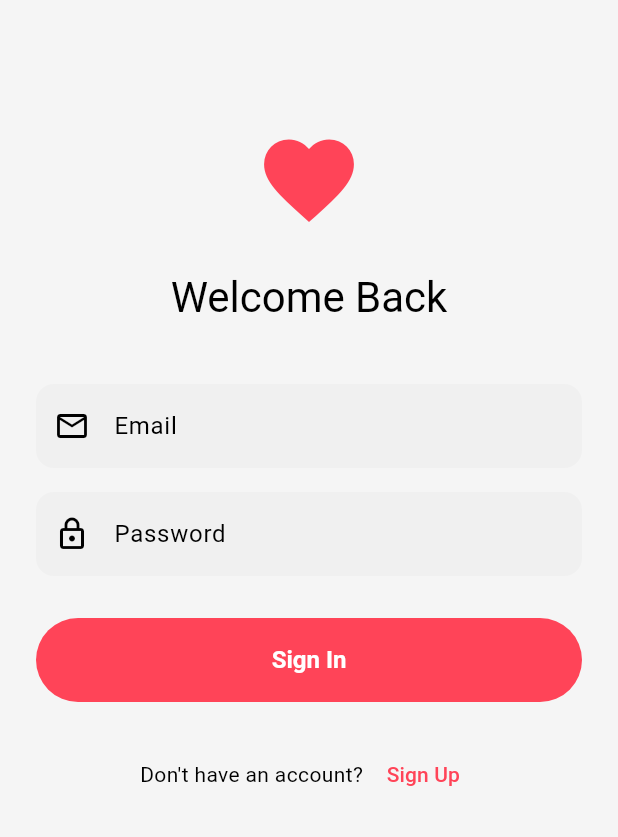
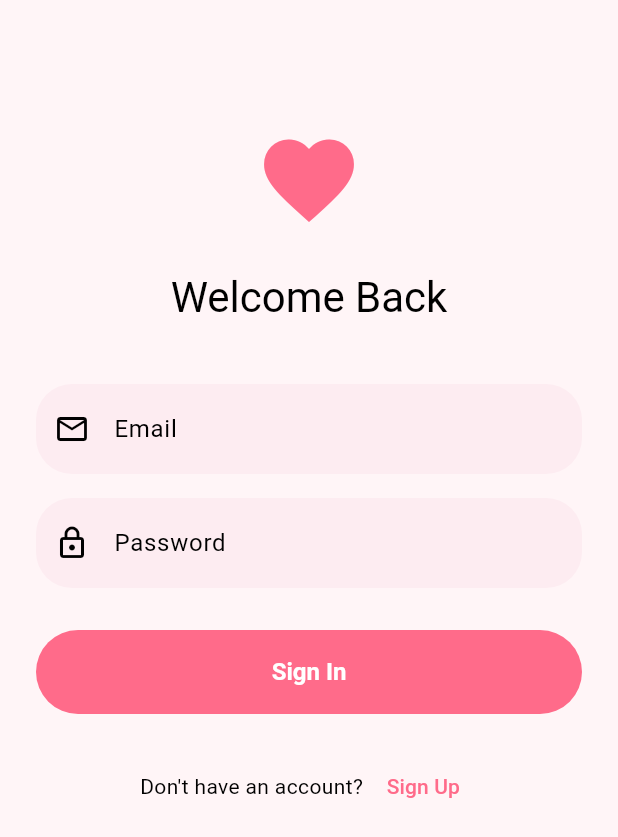
Before and after one commit to luiseluise0619-wq/liketin, a Flutter app: the screen it shows after launch, on a phone screen of 412 x 824 dp. Shown: the top 837 px of the screen. Run offline on Flutter 3.47's test engine with Material 3 defaults, Android fonts, the phone set to English and light mode, and no system bars; our stand-ins replace cached_network_image, equatable, flutter_bloc, flutter_secure_storage, image_picker, socket_io_client.

Commit message:
Restyle app theme with a cute pastel look
Softens the visual identity: coral-rose primary with lavender/mint/honey
pastel accents, warm cream-pink grounds, larger corner radii, soft tinted
shadows, rounded pill buttons and chips, and playful navigation styling in
both light and dark themes.

Co-Authored-By: Claude Opus 4.8 <noreply@anthropic.com>
Claude-Session: https://claude.ai/code/session_01DZjK82pJeFsgbU3UFZCUPf

```diff
--- a/frontend/lib/core/theme/app_theme.dart
+++ b/frontend/lib/core/theme/app_theme.dart
@@ -1,58 +1,85 @@
 import 'package:flutter/material.dart';
 
-/// Central color palette. Tinder-like red primary with a teal accent.
+/// Cute, soft palette — warm coral + pastel lavender/mint accents, cream
+/// backgrounds, rounded everything. Designed to feel friendly and playful.
 class AppColors {
-  static const Color primary = Color(0xFFFF4458);
-  static const Color primaryDark = Color(0xFFE03A4C);
-  static const Color primaryLight = Color(0xFFFF6B7A);
-  static const Color secondary = Color(0xFF2B2B2B);
-  static const Color accent = Color(0xFF00D4AA);
+  static const Color primary = Color(0xFFFF6B8A); // soft coral rose
+  static const Color primaryDark = Color(0xFFF25478);
+  static const Color primaryLight = Color(0xFFFFA6BC);
 
-  static const Color background = Color(0xFFF5F5F5);
-  static const Color backgroundDark = Color(0xFF121212);
+  static const Color lavender = Color(0xFFC4B5FD);
+  static const Color mint = Color(0xFF7EE0C3);
+  static const Color peach = Color(0xFFFFC7A8);
+  static const Color sunny = Color(0xFFFFD86E);
+  static const Color accent = mint;
+
+  static const Color background = Color(0xFFFFF5F7); // warm cream-pink
+  static const Color backgroundDark = Color(0xFF1B1620);
   static const Color surface = Colors.white;
-  static const Color surfaceDark = Color(0xFF1E1E1E);
+  static const Color surfaceDark = Color(0xFF272029);
 
-  static const Color textPrimary = Color(0xFF212121);
-  static const Color textSecondary = Color(0xFF757575);
-  static const Color textPrimaryDark = Color(0xFFE0E0E0);
-  static const Color textSecondaryDark = Color(0xFF9E9E9E);
+  static const Color textPrimary = Color(0xFF4A424C);
+  static const Color textSecondary = Color(0xFF9B8F9E);
+  static const Color textPrimaryDark = Color(0xFFF0E9F2);
+  static const Color textSecondaryDark = Color(0xFFB6A9BC);
 
-  static const Color success = Color(0xFF4CAF50);
-  static const Color warning = Color(0xFFFFA726);
-  static const Color error = Color(0xFFE53935);
+  static const Color success = Color(0xFF5FD0A6);
+  static const Color warning = Color(0xFFFFC24B);
+  static const Color error = Color(0xFFFF7A90);
 
   static const LinearGradient primaryGradient = LinearGradient(
-    colors: [Color(0xFFFF4458), Color(0xFFFF6B7A)],
+    colors: [Color(0xFFFF8AA8), Color(0xFFFF6B8A)],
+    begin: Alignment.topLeft,
+    end: Alignment.bottomRight,
+  );
+
+  // Soft dreamy gradient for splash / hero areas.
+  static const LinearGradient dreamGradient = LinearGradient(
+    colors: [Color(0xFFFFB5C8), Color(0xFFC4B5FD)],
     begin: Alignment.topLeft,
     end: Alignment.bottomRight,
   );
 }
 
 class AppTheme {
+  static const double _radius = 24;
+
   static InputDecorationTheme _inputTheme(Color fill) => InputDecorationTheme(
         filled: true,
         fillColor: fill,
+        floatingLabelStyle: const TextStyle(color: AppColors.primary),
         border: OutlineInputBorder(
-          borderRadius: BorderRadius.circular(12),
+          borderRadius: BorderRadius.circular(_radius),
+          borderSide: BorderSide.none,
+        ),
+        enabledBorder: OutlineInputBorder(
+          borderRadius: BorderRadius.circular(_radius),
           borderSide: BorderSide.none,
         ),
         focusedBorder: OutlineInputBorder(
-          borderRadius: BorderRadius.circular(12),
+          borderRadius: BorderRadius.circular(_radius),
           borderSide: const BorderSide(color: AppColors.primary, width: 2),
         ),
-        contentPadding: const EdgeInsets.symmetric(horizontal: 16, vertical: 16),
+        contentPadding: const EdgeInsets.symmetric(horizontal: 20, vertical: 18),
       );
 
   static ElevatedButtonThemeData get _buttonTheme => ElevatedButtonThemeData(
         style: ElevatedButton.styleFrom(
           backgroundColor: AppColors.primary,
           foregroundColor: Colors.white,
-          elevation: 0,
+          elevation: 3,
+          shadowColor: AppColors.primary.withOpacity(0.4),
           padding: const EdgeInsets.symmetric(horizontal: 32, vertical: 16),
           shape: RoundedRectangleBorder(borderRadius: BorderRadius.circular(30)),
-          textStyle: const TextStyle(fontSize: 16, fontWeight: FontWeight.w600),
+          textStyle: const TextStyle(fontSize: 16, fontWeight: FontWeight.w700),
         ),
+      );
+
+  static ChipThemeData get _chipTheme => ChipThemeData(
+        backgroundColor: AppColors.primary.withOpacity(0.10),
+        labelStyle: const TextStyle(color: AppColors.primaryDark, fontWeight: FontWeight.w600),
+        side: BorderSide.none,
+        shape: RoundedRectangleBorder(borderRadius: BorderRadius.circular(20)),
       );
 
   static ThemeData lightTheme() => ThemeData(
@@ -62,13 +89,38 @@ class AppTheme {
         scaffoldBackgroundColor: AppColors.background,
         colorScheme: const ColorScheme.light(
           primary: AppColors.primary,
-          secondary: AppColors.accent,
+          secondary: AppColors.lavender,
+          tertiary: AppColors.mint,
           surface: AppColors.surface,
           error: AppColors.error,
         ),
-        inputDecorationTheme: _inputTheme(const Color(0xFFF0F0F0)),
+        inputDecorationTheme: _inputTheme(const Color(0xFFFDECF1)),
         elevatedButtonTheme: _buttonTheme,
-        appBarTheme: const AppBarTheme(elevation: 0, centerTitle: true),
+        chipTheme: _chipTheme,
+        cardTheme: CardTheme(
+          elevation: 6,
+          shadowColor: AppColors.primary.withOpacity(0.15),
+          shape: RoundedRectangleBorder(borderRadius: BorderRadius.circular(_radius)),
+        ),
+        appBarTheme: const AppBarTheme(
+          elevation: 0,
+          centerTitle: true,
+          backgroundColor: Colors.transparent,
+          foregroundColor: AppColors.textPrimary,
+          titleTextStyle: TextStyle(
+            color: AppColors.textPrimary,
+            fontSize: 20,
+            fontWeight: FontWeight.w800,
+          ),
+        ),
+        navigationBarTheme: NavigationBarThemeData(
+          backgroundColor: Colors.white,
+          indicatorColor: AppColors.primary.withOpacity(0.14),
+          elevation: 8,
+          labelTextStyle: WidgetStatePropertyAll(
+            TextStyle(fontSize: 11, fontWeight: FontWeight.w700, color: AppColors.textSecondary),
+          ),
+        ),
       );
 
   static ThemeData darkTheme() => ThemeData(
@@ -78,12 +130,37 @@ class AppTheme {
         scaffoldBackgroundColor: AppColors.backgroundDark,
         colorScheme: const ColorScheme.dark(
           primary: AppColors.primary,
-          secondary: AppColors.accent,
+          secondary: AppColors.lavender,
+          tertiary: AppColors.mint,
           surface: AppColors.surfaceDark,
           error: AppColors.error,
         ),
-        inputDecorationTheme: _inputTheme(const Color(0xFF2C2C2C)),
+        inputDecorationTheme: _inputTheme(const Color(0xFF342B38)),
         elevatedButtonTheme: _buttonTheme,
-        appBarTheme: const AppBarTheme(elevation: 0, centerTitle: true),
+        chipTheme: _chipTheme,
+        cardTheme: CardTheme(
+          elevation: 6,
+          color: AppColors.surfaceDark,
+          shape: RoundedRectangleBorder(borderRadius: BorderRadius.circular(_radius)),
+        ),
+        appBarTheme: const AppBarTheme(
+          elevation: 0,
+          centerTitle: true,
+          backgroundColor: Colors.transparent,
+          foregroundColor: AppColors.textPrimaryDark,
+          titleTextStyle: TextStyle(
+            color: AppColors.textPrimaryDark,
+            fontSize: 20,
+            fontWeight: FontWeight.w800,
+          ),
+        ),
+        navigationBarTheme: NavigationBarThemeData(
+          backgroundColor: AppColors.surfaceDark,
+          indicatorColor: AppColors.primary.withOpacity(0.24),
+          elevation: 8,
+          labelTextStyle: WidgetStatePropertyAll(
+            TextStyle(fontSize: 11, fontWeight: FontWeight.w700, color: AppColors.textSecondaryDark),
+          ),
+        ),
       );
 }
```
